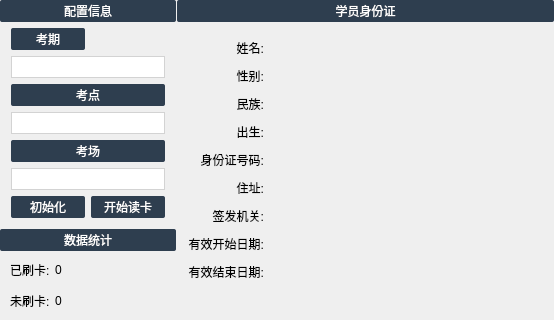
Above: IDReader/gui/MainWidget.ui from xtuer/Qt before the change; both pictures show x 0 to 554 and y 0 to 320 of the 554 by 474 pixel window. Below: the same form after it.
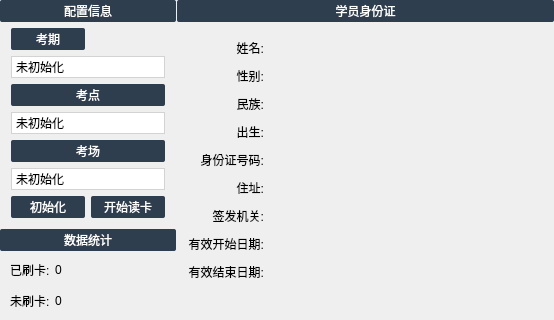
That is the form after the change. Icons and pictures are not drawn.

Commit message: 初始化提示信息

The edit to the form file:
```diff
--- a/IDReader/gui/MainWidget.ui
+++ b/IDReader/gui/MainWidget.ui
@@ -316,7 +316,13 @@
           </widget>
          </item>
          <item row="3" column="0" colspan="2">
-          <widget class="QComboBox" name="siteComboBox"/>
+          <widget class="QComboBox" name="siteComboBox">
+           <item>
+            <property name="text">
+             <string>未初始化</string>
+            </property>
+           </item>
+          </widget>
          </item>
          <item row="6" column="0" colspan="2">
           <widget class="QPushButton" name="roomLabel">
@@ -342,7 +348,13 @@
           </widget>
          </item>
          <item row="7" column="0" colspan="2">
-          <widget class="QComboBox" name="roomComboBox"/>
+          <widget class="QComboBox" name="roomComboBox">
+           <item>
+            <property name="text">
+             <string>未初始化</string>
+            </property>
+           </item>
+          </widget>
          </item>
          <item row="8" column="1">
           <widget class="QPushButton" name="toggleReadButton">
@@ -374,7 +386,13 @@
           </widget>
          </item>
          <item row="1" column="0" colspan="2">
-          <widget class="QComboBox" name="periodUnitComboBox"/>
+          <widget class="QComboBox" name="periodUnitComboBox">
+           <item>
+            <property name="text">
+             <string>未初始化</string>
+            </property>
+           </item>
+          </widget>
          </item>
         </layout>
        </widget>
```
